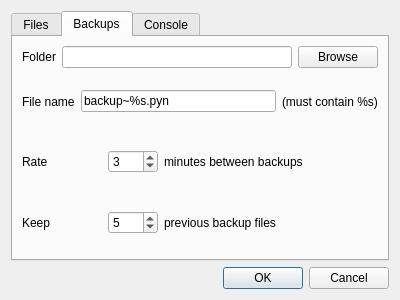
aresnick/pynguin, file data/ui/settings.ui: the form before one commit.
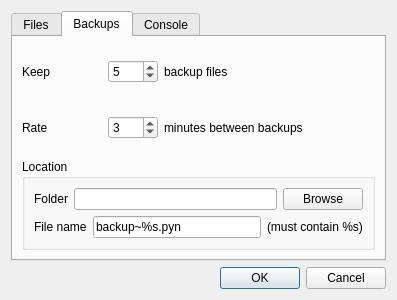
The form after the commit. The open tabs and pages were chosen to show the change.

Commit message: move backupfolder (backupfolderpath), backupfile (backupfilename), keepbackups (backupkeep), and backuprate out of conf.py

Diff of the .ui file:
```diff
--- a/data/ui/settings.ui
+++ b/data/ui/settings.ui
@@ -6,7 +6,7 @@
    <rect>
     <x>0</x>
     <y>0</y>
-    <width>400</width>
+    <width>397</width>
     <height>300</height>
    </rect>
   </property>
@@ -82,48 +82,48 @@
       <attribute name="title">
        <string>Backups</string>
       </attribute>
-      <layout class="QVBoxLayout" name="verticalLayout_2">
+      <layout class="QVBoxLayout" name="verticalLayout_6">
        <item>
-        <layout class="QHBoxLayout" name="horizontalLayout">
+        <layout class="QHBoxLayout" name="horizontalLayout_4">
          <item>
-          <widget class="QLabel" name="label">
-           <property name="text">
-            <string>Folder</string>
+          <widget class="QLabel" name="label_6">
+           <property name="maximumSize">
+            <size>
+             <width>80</width>
+             <height>16777215</height>
+            </size>
            </property>
-          </widget>
-         </item>
-         <item>
-          <widget class="QLineEdit" name="backupfilepath"/>
-         </item>
-         <item>
-          <widget class="QPushButton" name="backupbrowseButton">
            <property name="text">
-            <string>Browse</string>
+            <string>Keep</string>
            </property>
-          </widget>
-         </item>
-        </layout>
-       </item>
-       <item>
-        <layout class="QHBoxLayout" name="horizontalLayout_2">
-         <item>
-          <widget class="QLabel" name="label_2">
-           <property name="text">
-            <string>File name</string>
+           <property name="margin">
+            <number>15</number>
            </property>
           </widget>
          </item>
          <item>
-          <widget class="QLineEdit" name="lineEdit_2">
-           <property name="text">
-            <string>backup~%s.pyn</string>
+          <widget class="QSpinBox" name="backupkeep">
+           <property name="maximumSize">
+            <size>
+             <width>50</width>
+             <height>16777215</height>
+            </size>
            </property>
+           <property name="maximum">
+            <number>10</number>
+           </property>
+           <property name="value">
+            <number>5</number>
+           </property>
           </widget>
          </item>
          <item>
-          <widget class="QLabel" name="label_3">
+          <widget class="QLabel" name="label_7">
            <property name="text">
-            <string>(must contain %s)</string>
+            <string>backup files</string>
+           </property>
+           <property name="margin">
+            <number>15</number>
            </property>
           </widget>
          </item>
@@ -142,6 +142,9 @@
            <property name="text">
             <string>Rate</string>
            </property>
+           <property name="margin">
+            <number>16</number>
+           </property>
           </widget>
          </item>
          <item>
@@ -152,6 +155,12 @@
              <height>16777215</height>
             </size>
            </property>
+           <property name="minimum">
+            <number>1</number>
+           </property>
+           <property name="maximum">
+            <number>60</number>
+           </property>
            <property name="value">
             <number>3</number>
            </property>
@@ -170,44 +179,65 @@
         </layout>
        </item>
        <item>
-        <layout class="QHBoxLayout" name="horizontalLayout_4">
-         <item>
-          <widget class="QLabel" name="label_6">
-           <property name="maximumSize">
-            <size>
-             <width>80</width>
-             <height>16777215</height>
-            </size>
-           </property>
-           <property name="text">
-            <string>Keep</string>
-           </property>
-          </widget>
-         </item>
-         <item>
-          <widget class="QSpinBox" name="spinBox_2">
-           <property name="maximumSize">
-            <size>
-             <width>50</width>
-             <height>16777215</height>
-            </size>
-           </property>
-           <property name="value">
-            <number>5</number>
-           </property>
-          </widget>
-         </item>
-         <item>
-          <widget class="QLabel" name="label_7">
-           <property name="text">
-            <string>previous backup files</string>
-           </property>
-           <property name="margin">
-            <number>15</number>
-           </property>
-          </widget>
-         </item>
-        </layout>
+        <widget class="QGroupBox" name="groupBox_3">
+         <property name="title">
+          <string>Location</string>
+         </property>
+         <layout class="QVBoxLayout" name="verticalLayout_2">
+          <item>
+           <layout class="QHBoxLayout" name="horizontalLayout">
+            <item>
+             <widget class="QLabel" name="label">
+              <property name="text">
+               <string>Folder</string>
+              </property>
+              <property name="margin">
+               <number>10</number>
+              </property>
+             </widget>
+            </item>
+            <item>
+             <widget class="QLineEdit" name="backupfolderpath"/>
+            </item>
+            <item>
+             <widget class="QPushButton" name="backupbrowseButton">
+              <property name="text">
+               <string>Browse</string>
+              </property>
+             </widget>
+            </item>
+           </layout>
+          </item>
+          <item>
+           <layout class="QHBoxLayout" name="horizontalLayout_2">
+            <item>
+             <widget class="QLabel" name="label_2">
+              <property name="text">
+               <string>File name</string>
+              </property>
+              <property name="margin">
+               <number>10</number>
+              </property>
+             </widget>
+            </item>
+            <item>
+             <widget class="QLineEdit" name="backupfilename">
+              <property name="text">
+               <string>backup~%s.pyn</string>
+              </property>
+             </widget>
+            </item>
+            <item>
+             <widget class="QLabel" name="label_3">
+              <property name="text">
+               <string>(must contain %s)</string>
+              </property>
+             </widget>
+            </item>
+           </layout>
+          </item>
+         </layout>
+        </widget>
        </item>
       </layout>
      </widget>
```
Left out of the diff: 21 changed lines with no effect on the pictures. The commit also changes 4 other files.
